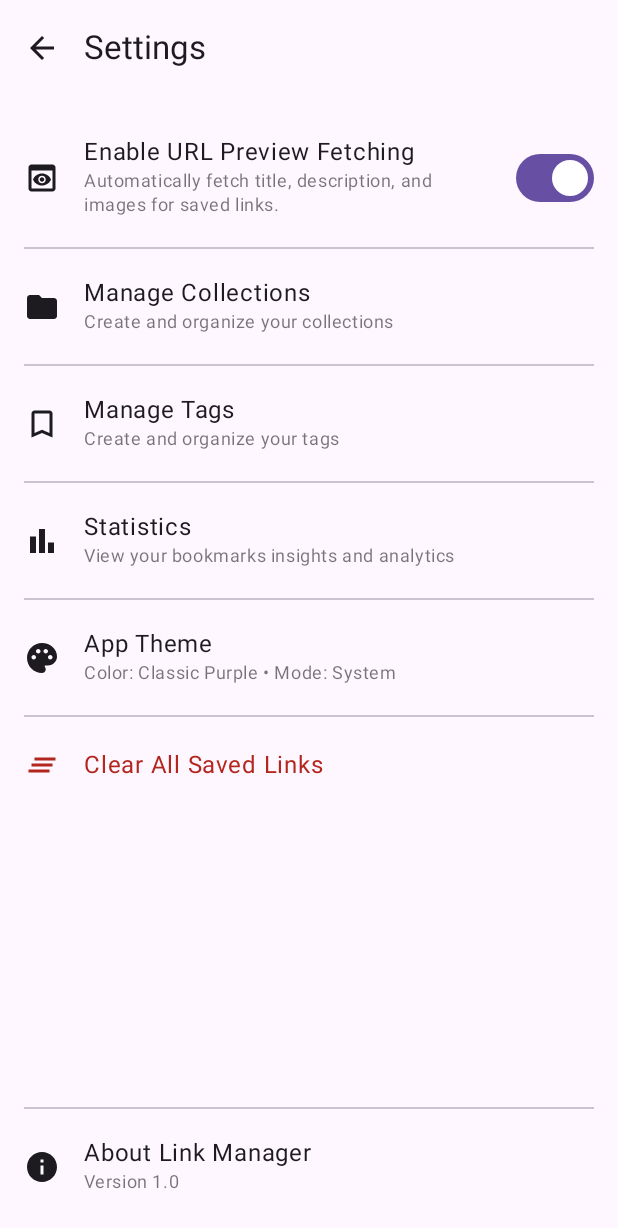
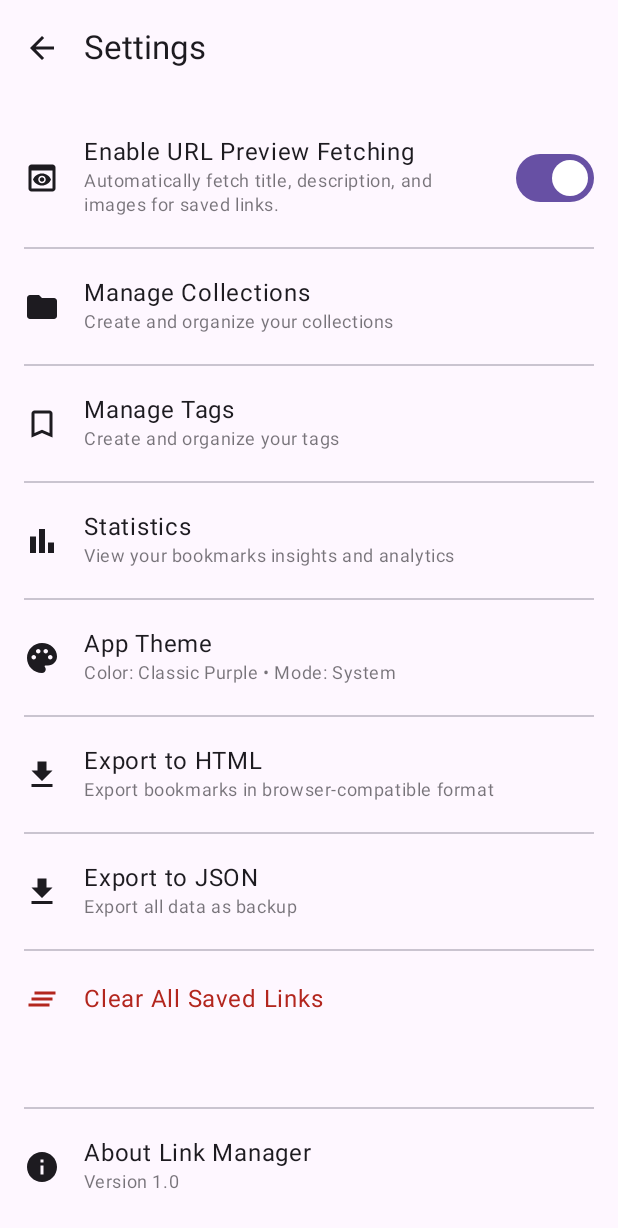
Before and after one commit to manuelsiuro/seeyoulater, an Android app built with Jetpack Compose: the SettingsScreen screen opened through its navigation route, on a phone screen of 412 x 824 dp. Shown: the top 1228 px of the screen. Run offline under Robolectric (Android 15) with nearby library versions, the phone set to English and light mode, and no system bars.

Commit message:
Add HTML Export functionality
Allow users to export bookmarks in Netscape Bookmark File Format:

HtmlExporter Utility:
- Generate HTML in Netscape Bookmark File Format
- Organize bookmarks by Collections and Tags
- Include uncategorized links section
- Support for link metadata (ADD_DATE, STARRED, TAGS)
- Proper HTML escaping for safe output

ExportManager Enhancement:
- Add exportToHtml() method
- Build maps for link-collection and link-tag relationships
- Save to timestamped HTML file

SettingsViewModel:
- Add exportToHtml() and exportToJson() methods
- Expose export functionality to UI layer

SettingsScreen UI:
- Add "Export to HTML" button with FileDownload icon
- Add "Export to JSON" button for data backup
- Show success/failure messages via Snackbar
- Create ExportManager instance with database DAOs

Features:
- Browser-compatible bookmark format
- Import into Chrome, Firefox, Edge, Safari
- Organized by collections and tags
- Preserves link descriptions and metadata
- Timestamped filenames for easy version tracking

```diff
--- a/app/src/main/java/com/msa/seeyoulater/ui/screens/settings/SettingsScreen.kt
+++ b/app/src/main/java/com/msa/seeyoulater/ui/screens/settings/SettingsScreen.kt
@@ -6,6 +6,7 @@ import androidx.compose.material.icons.Icons
 import androidx.compose.material.icons.filled.ArrowBack
 import androidx.compose.material.icons.filled.BarChart
 import androidx.compose.material.icons.filled.ClearAll
+import androidx.compose.material.icons.filled.FileDownload
 import androidx.compose.material.icons.filled.Info
 import androidx.compose.material.icons.filled.Palette
 import androidx.compose.material.icons.filled.Preview // Example icon for preview setting
@@ -16,12 +17,16 @@ import androidx.compose.runtime.*
 import androidx.compose.ui.Alignment
 import androidx.compose.ui.Modifier
 import androidx.compose.ui.graphics.Color // Added import for Color
+import androidx.compose.ui.platform.LocalContext
 import androidx.compose.ui.res.stringResource
 import androidx.compose.ui.unit.dp
 import androidx.compose.ui.window.Dialog
 import androidx.compose.ui.window.DialogProperties
+import com.msa.seeyoulater.LinkManagerApp
 import com.msa.seeyoulater.R
+import com.msa.seeyoulater.data.export.ExportManager
 import com.msa.seeyoulater.ui.components.ThemeSelectionDialog
+import kotlinx.coroutines.launch
 
 @OptIn(ExperimentalMaterial3Api::class)
 @Composable
@@ -32,16 +37,40 @@ fun SettingsScreen(
     onNavigateToTags: () -> Unit = {},
     onNavigateToStatistics: () -> Unit = {}
 ) {
+    val context = LocalContext.current
+    val application = context.applicationContext as LinkManagerApp
+    val scope = rememberCoroutineScope()
+
     var showClearConfirmationDialog by remember { mutableStateOf(false) }
     var showThemeSelectionDialog by remember { mutableStateOf(false) }
+    var exportMessage by remember { mutableStateOf<String?>(null) }
 
     // Collect theme settings from ViewModel
     val themeSettings by viewModel.themeSettings.collectAsState()
+
+    // Create ExportManager
+    val exportManager = remember {
+        ExportManager(
+            context = context,
+            linkDao = application.database.linkDao(),
+            tagDao = application.database.tagDao(),
+            collectionDao = application.database.collectionDao()
+        )
+    }
 
     // Example state holders for settings (replace with actual persisted state later)
     var urlPreviewEnabled by remember { mutableStateOf(true) }
      // In a real app, load/save these from DataStore or SharedPreferences via ViewModel
     // val urlPreviewEnabled by viewModel.previewEnabled.collectAsState()
+
+    // Snackbar for export messages
+    val snackbarHostState = remember { SnackbarHostState() }
+    LaunchedEffect(exportMessage) {
+        exportMessage?.let {
+            snackbarHostState.showSnackbar(it)
+            exportMessage = null
+        }
+    }
 
 
     // Clear confirmation dialog
@@ -90,6 +119,7 @@ fun SettingsScreen(
         modifier = Modifier
             .fillMaxSize()
             .windowInsetsPadding(WindowInsets.systemBars),
+        snackbarHost = { SnackbarHost(snackbarHostState) },
         topBar = {
             TopAppBar(
                 title = { Text(stringResource(R.string.settings_screen_title)) },
@@ -162,6 +192,44 @@ fun SettingsScreen(
 
              Divider(modifier = Modifier.padding(vertical = 8.dp))
 
+            // --- Export to HTML ---
+            SettingItem(
+                icon = Icons.Default.FileDownload,
+                title = "Export to HTML",
+                description = "Export bookmarks in browser-compatible format",
+                onClick = {
+                    scope.launch {
+                        val filePath = viewModel.exportToHtml(exportManager)
+                        exportMessage = if (filePath != null) {
+                            "Bookmarks exported to HTML successfully"
+                        } else {
+                            "Failed to export bookmarks"
+                        }
+                    }
+                }
+            )
+
+            Divider(modifier = Modifier.padding(vertical = 8.dp))
+
+            // --- Export to JSON ---
+            SettingItem(
+                icon = Icons.Default.FileDownload,
+                title = "Export to JSON",
+                description = "Export all data as backup",
+                onClick = {
+                    scope.launch {
+                        val filePath = viewModel.exportToJson(exportManager)
+                        exportMessage = if (filePath != null) {
+                            "Data exported to JSON successfully"
+                        } else {
+                            "Failed to export data"
+                        }
+                    }
+                }
+            )
+
+            Divider(modifier = Modifier.padding(vertical = 8.dp))
+
 
             // --- Clear All Links ---
             SettingItem(
```
Also changed, not shown: app/src/main/java/com/msa/seeyoulater/data/export/ExportManager.kt (+43 -0 lines), app/src/main/java/com/msa/seeyoulater/data/export/HtmlExporter.kt (added, +125 -0 lines), app/src/main/java/com/msa/seeyoulater/ui/screens/settings/SettingsViewModel.kt (+15 -0 lines).
